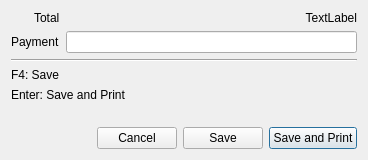
apinprastya/sultan, file libgui/cashier/paycashdialog.ui: the form before one commit.
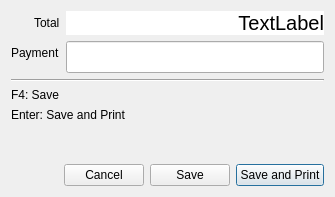
The form after the commit. Custom widgets are drawn as their Qt base class.

Commit message: make font bigger when pay dialog

What changed in the file:
```diff
--- a/libgui/cashier/paycashdialog.ui
+++ b/libgui/cashier/paycashdialog.ui
@@ -6,8 +6,8 @@
    <rect>
     <x>0</x>
     <y>0</y>
-    <width>368</width>
-    <height>160</height>
+    <width>335</width>
+    <height>197</height>
    </rect>
   </property>
   <property name="windowTitle">
@@ -35,16 +35,26 @@
      </item>
      <item row="0" column="1">
       <widget class="QLabel" name="labelTotal">
+       <property name="styleSheet">
+        <string notr="true">background: white; font-size: 20px;</string>
+       </property>
        <property name="text">
         <string>TextLabel</string>
        </property>
        <property name="alignment">
         <set>Qt::AlignRight|Qt::AlignTrailing|Qt::AlignVCenter</set>
        </property>
+       <property name="margin">
+        <number>6</number>
+       </property>
       </widget>
      </item>
      <item row="1" column="1">
-      <widget class="LibGUI::MoneyLineEdit" name="lineEdit"/>
+      <widget class="LibGUI::MoneyLineEdit" name="lineEdit">
+       <property name="styleSheet">
+        <string notr="true">font-size: 20px;</string>
+       </property>
+      </widget>
      </item>
     </layout>
    </item>
```
